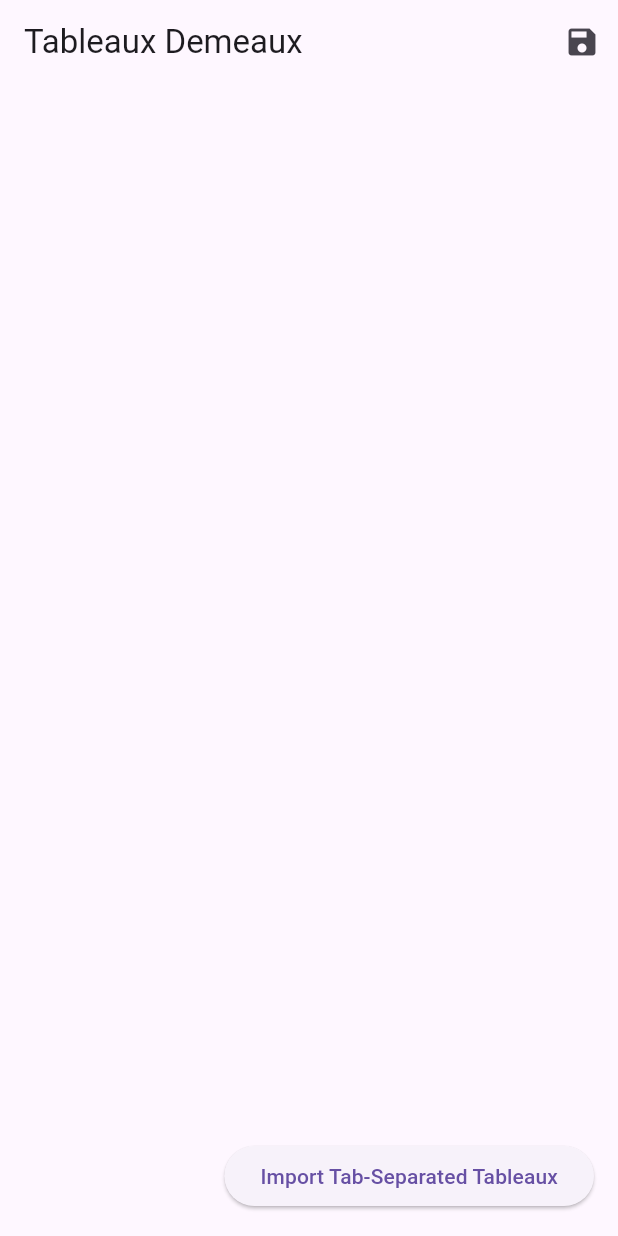
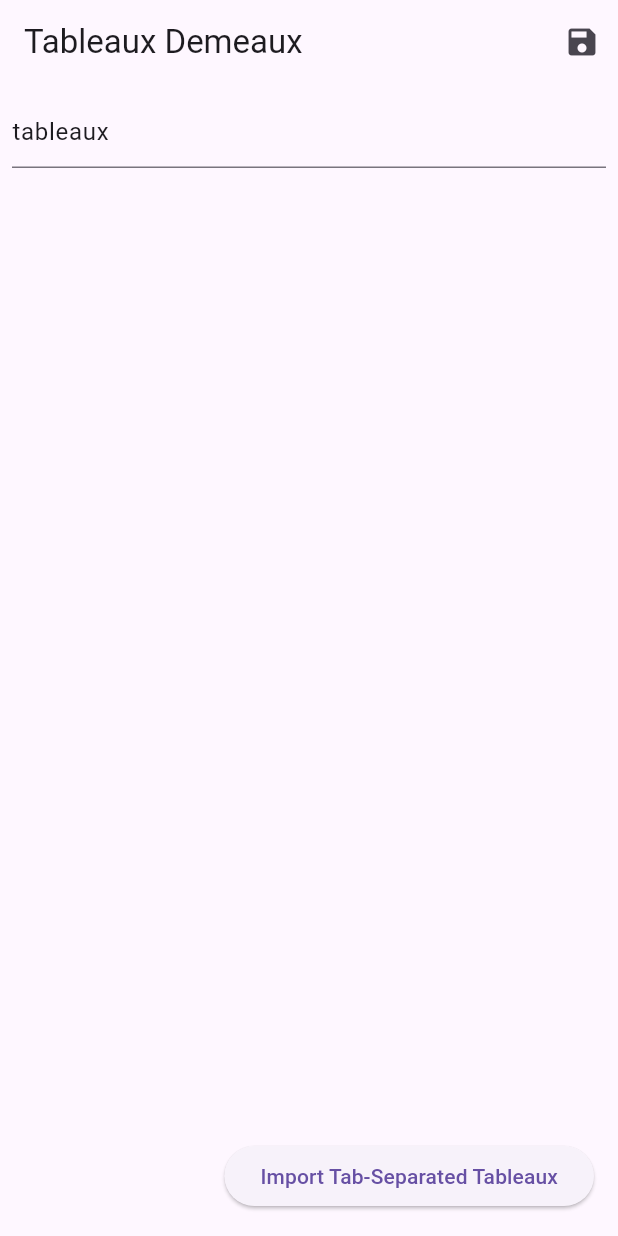
Before and after one commit to bhendee/ot_flutter, a Flutter app: the screen it shows after launch, after a tap on the "save" icon, on a phone screen of 412 x 824 dp. Run offline on Flutter 3.47's test engine with Material 2 defaults, Android fonts, the light colour scheme and no system bars; our stand-ins replace csv, file_picker; missing offline and left inert: editable, file_saver.

Commit message:
implement most table editing and saving features

```diff
--- a/lib/main.dart
+++ b/lib/main.dart
@@ -36,6 +36,7 @@ class TableauPage extends StatefulWidget {
 class _TableauPageState extends State<TableauPage> {
     Tableaux tableaux = Tableaux([], []);
     Map<Tableau, GlobalKey<EditableState>> _editableKeys = {};
+    String fileName = 'tableaux';
     /// allows user to pick a tsv file for tableauxfication
     Future<void> _pickFile() async {
         FilePickerResult? result = await FilePicker.platform.pickFiles(withData:true);
@@ -46,6 +47,7 @@ class _TableauPageState extends State<TableauPage> {
             final List<List<String>> tsvList = const CsvToListConverter(fieldDelimiter: '\t').convert(text, shouldParseNumbers: false);
             final tableaux = Tableaux.fromOTHelpList(tsvList);
             setState(() {
+                fileName = file.name.substring(0, file.name.length - (file.extension?.length ?? 0) - 1);
                 this.tableaux = tableaux;
                 _editableKeys = {for (Tableau t in tableaux) t:GlobalKey<EditableState>()};
             });
@@ -54,18 +56,31 @@ class _TableauPageState extends State<TableauPage> {
         }
     }
 
+    /// shows a SnackBar with provided message
+    void _alert(String s) {
+        ScaffoldMessenger.of(context).showSnackBar(SnackBar(
+            content: Text(s),
+        ));
+    }
+
     void _updateTableaux(String s) {
-        setState(() {
-            tableaux = Tableaux.fromEditables([for (Tableau t in tableaux) {'cols': _editableKeys[t]?.currentState?.columns, 'rows': _editableKeys[t]?.currentState?.rows, 'edits': _editableKeys[t]?.currentState?.editedRows}]);
-            _editableKeys = {for (Tableau t in tableaux) t:GlobalKey<EditableState>()};
-        });
+        try {
+            setState(() {
+                tableaux = Tableaux.fromEditables([for (Tableau t in tableaux) {'cols': _editableKeys[t]?.currentState?.columns, 'rows': _editableKeys[t]?.currentState?.rows, 'edits': _editableKeys[t]?.currentState?.editedRows}]);
+                _editableKeys = {for (Tableau t in tableaux) t:GlobalKey<EditableState>()};
+            });
+        } on FormatException catch(e) {
+            _alert('Seems like you put too many victors');
+        } catch(e) {
+            _alert('Seems like you messed up the Tableaux');
+        }
     }
 
     void _saveTableaux() {
         List<List<String>> othelp = tableaux.toOTHelpList();
         String text = const ListToCsvConverter(fieldDelimiter: '\t').convert(othelp);
         Uint8List bytes = Uint8List.fromList(utf8.encode(text));
-        FileSaver.instance.saveFile(name:'tableaux', bytes:bytes, ext:'.txt', mimeType: MimeType.text);
+        FileSaver.instance.saveFile(name:fileName, bytes:bytes, ext:'.txt', mimeType: MimeType.text);
     }
 
     @override
@@ -80,9 +95,21 @@ class _TableauPageState extends State<TableauPage> {
                 )
             ],
         ),
-        body: Flex(
-                direction: Axis.vertical,
-                children: [
+        body: ListView(
+                padding: const EdgeInsets.all(8.0),
+                children: <Widget>[
+                    TextField(
+                        controller: TextEditingController(
+                            text:fileName
+                        ),
+                        onSubmitted: (String s) {
+                            setState(() {
+                                fileName = s;
+                            });
+                        }
+                    )
+                ] +
+                [
                     for (Tableau t in tableaux)
                             Editable(
                                 key: _editableKeys[t],
--- a/lib/tableaux.dart
+++ b/lib/tableaux.dart
@@ -202,10 +202,12 @@ class Tableaux extends Iterable<Tableau>{
 
 class Constraint {
     /// there is no real support for long names
-    final String longName;
+    late final String longName;
     final String shortName;
 
-    Constraint(this.shortName, {this.longName = ''});
+    Constraint(this.shortName, {String? longName}) {
+        this.longName = longName ?? shortName;
+    }
 
     @override
     String toString() {
```
